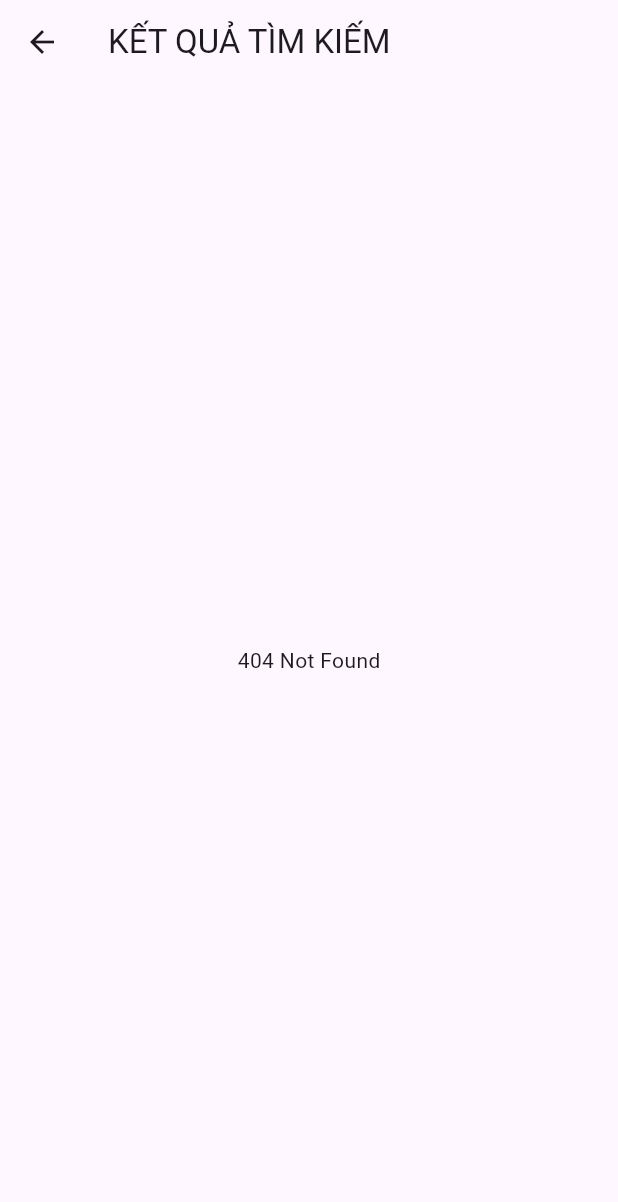
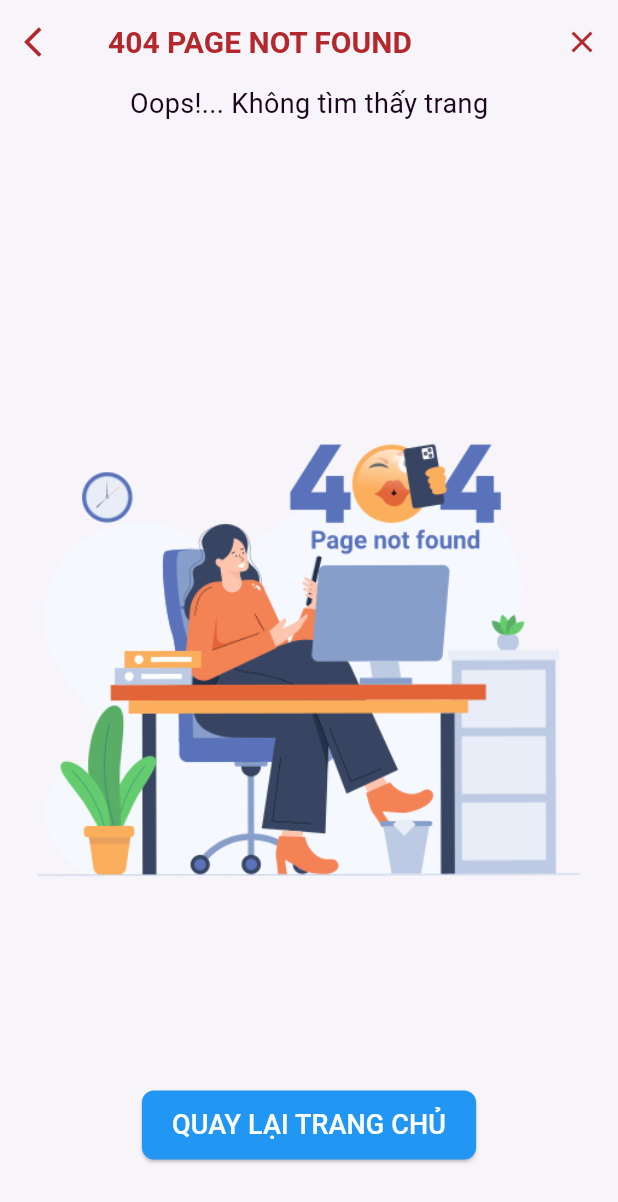
Before and after one commit to Datvan10/flutter-highlandcoffee, a Flutter app: the NotFound404Page screen opened directly, on a phone screen of 412 x 824 dp. Shown: the top 1202 px of the screen. Run offline on Flutter 3.47's test engine with Material 3 defaults, Android fonts, the phone set to English and light mode, and no system bars; our stand-ins replace avatar_glow, carousel_slider, cloud_firestore, device_preview, firebase_auth, firebase_core and 9 more; missing offline and left inert: flutter_admin_scaffold; accounts and stored records are empty; Roboto replaces fonts that are missing (Arsenal).

Commit message:
Add image and update page 404 not found

```diff
--- a/lib/components/pages/not_found_404_page.dart
+++ b/lib/components/pages/not_found_404_page.dart
@@ -1,4 +1,8 @@
 import 'package:flutter/material.dart';
+import 'package:get/get_core/src/get_main.dart';
+import 'package:get/get_navigation/get_navigation.dart';
+import 'package:google_fonts/google_fonts.dart';
+import 'package:highlandcoffeeapp/themes/theme.dart';
 
 class NotFound404Page extends StatefulWidget {
   const NotFound404Page({super.key});
@@ -11,13 +15,68 @@ class _NotFound404PageState extends State<NotFound404Page> {
   @override
   Widget build(BuildContext context) {
     return Scaffold(
+      backgroundColor: background,
       appBar: AppBar(
         elevation: 0,
-        title: const Text('KẾT QUẢ TÌM KIẾM'),
+        title: Text('404 PAGE NOT FOUND', style: GoogleFonts.arsenal(fontSize: 20, color: primaryColors, fontWeight: FontWeight.bold),),
+        backgroundColor: Colors.transparent,
+        leading: IconButton(
+          icon: Icon(
+            Icons.arrow_back_ios,
+            color: primaryColors,
+          ),
+          onPressed: () {
+            Get.back();
+          },
+        ),
+        actions: [
+          IconButton(
+              onPressed: () {},
+              icon: Icon(
+                Icons.clear,
+                color: primaryColors,
+              ))
+        ],
       ),
-      body: Center(
-        child: Text('404 Not Found'),
-      )
+      body: Stack(
+        children: [
+          // Text notification
+          Row(
+            mainAxisAlignment: MainAxisAlignment.center,
+            children: [
+              Text('Oops!... Không tìm thấy trang', style: GoogleFonts.arsenal(fontSize: 18, color: black),),
+            ],
+          ),
+          // Image 404
+          Center(
+            child: Image.asset(
+              'assets/images/icons/404-not-found-page-fun.png',
+              fit: BoxFit.cover,
+            ),
+          ),
+          // Button back to home page
+          Align(
+            alignment: Alignment.bottomCenter,
+            child: Padding(
+              padding: EdgeInsets.only(bottom: 50.0),
+              child: ElevatedButton(
+                onPressed: () {
+                  Get.toNamed('/home_page');
+                },
+                style: ElevatedButton.styleFrom(
+                  backgroundColor: Colors.blue,
+                  padding: EdgeInsets.symmetric(
+                      horizontal: 20, vertical: 10),
+                  shape: RoundedRectangleBorder(
+                      borderRadius:
+                          BorderRadius.circular(8)),
+                ),
+                child: Text('QUAY LẠI TRANG CHỦ', style: TextStyle(color: white, fontSize: 18),),
+              ),
+            ),
+          ),
+        ],
+      ),
     );
   }
 }
--- a/lib/main.dart
+++ b/lib/main.dart
@@ -2,6 +2,7 @@ import 'package:device_preview/device_preview.dart';
 import 'package:firebase_core/firebase_core.dart';
 import 'package:flutter/material.dart';
 import 'package:get/get_navigation/get_navigation.dart';
+import 'package:highlandcoffeeapp/components/pages/not_found_404_page.dart';
 import 'package:highlandcoffeeapp/widgets/choose_login_type_page%20.dart';
 import 'package:highlandcoffeeapp/components/pages/bill_page.dart';
 import 'package:highlandcoffeeapp/components/pages/favorite_product_page.dart';
@@ -62,7 +63,7 @@ class MyApp extends StatelessWidget {
       locale: DevicePreview.locale(context),
       builder: DevicePreview.appBuilder,
 
-      home: WelcomePage(),
+      home: NotFound404Page(),
       getPages: [
         GetPage(name: '/welcome_page', page: () => const WelcomePage()),
         GetPage(name: '/introduce_page1', page: () => const IntroducePage1()),
--- a/pubspec.yaml
+++ b/pubspec.yaml
@@ -88,6 +88,7 @@ flutter:
   assets:
     - assets/images/
     - assets/icons/
+    - assets/images/icons/
     - assets/images/welcome/
     - assets/images/slide/
     - assets/images/coffee/
```
Also changed, not shown: assets/images/icons/404-not-found-page-bad.png (added), assets/images/icons/404-not-found-page-fun.png (added).
